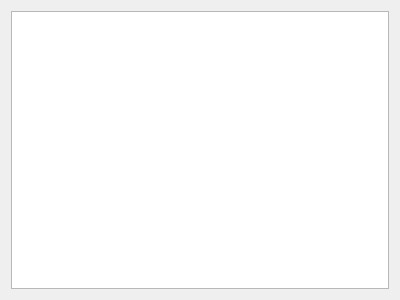
This is mask_plugin/ui_layer_list.ui in aeag/mask as Qt 5 draws it before an edit. The edited form follows.
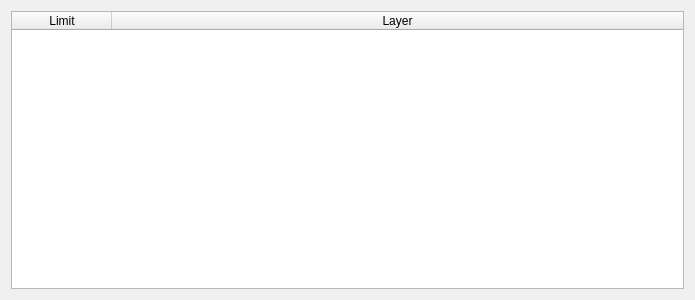
This is the edited form.

```diff
--- a/mask_plugin/ui_layer_list.ui
+++ b/mask_plugin/ui_layer_list.ui
@@ -6,7 +6,7 @@
    <rect>
     <x>0</x>
     <y>0</y>
-    <width>400</width>
+    <width>695</width>
     <height>300</height>
    </rect>
   </property>
@@ -15,7 +15,21 @@
   </property>
   <layout class="QVBoxLayout" name="verticalLayout">
    <item>
-    <widget class="QTableWidget" name="layerTable"/>
+    <widget class="QTableWidget" name="layerTable">
+     <attribute name="horizontalHeaderStretchLastSection">
+      <bool>true</bool>
+     </attribute>
+     <column>
+      <property name="text">
+       <string>Limit</string>
+      </property>
+     </column>
+     <column>
+      <property name="text">
+       <string>Layer</string>
+      </property>
+     </column>
+    </widget>
    </item>
   </layout>
  </widget>
```
